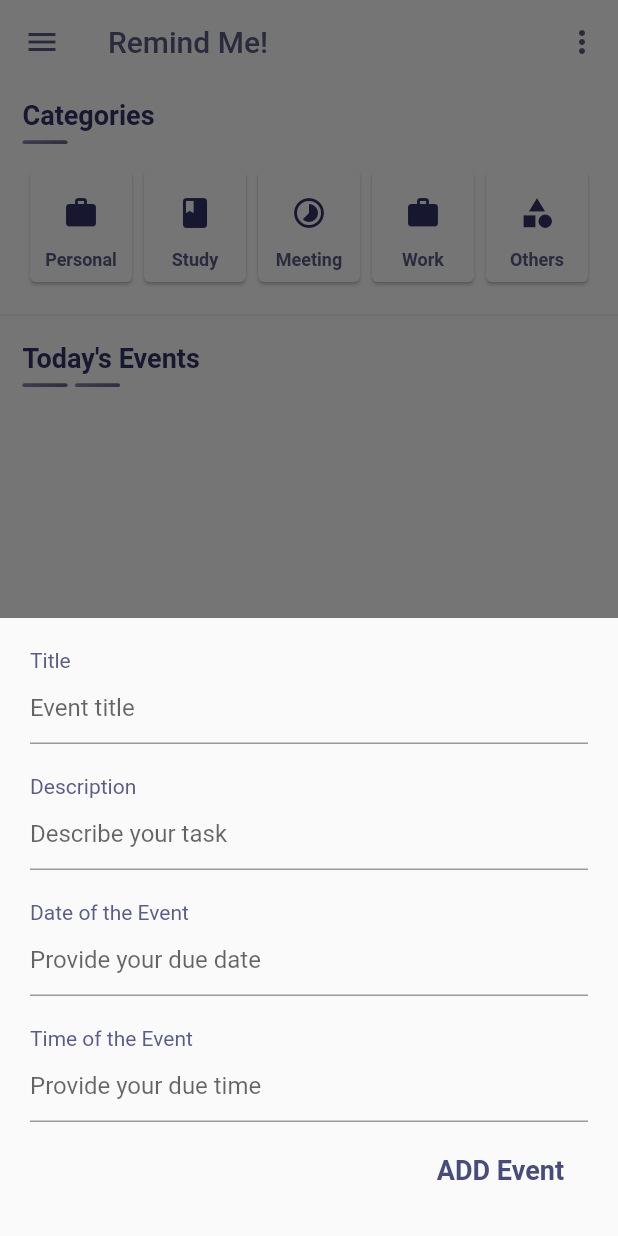
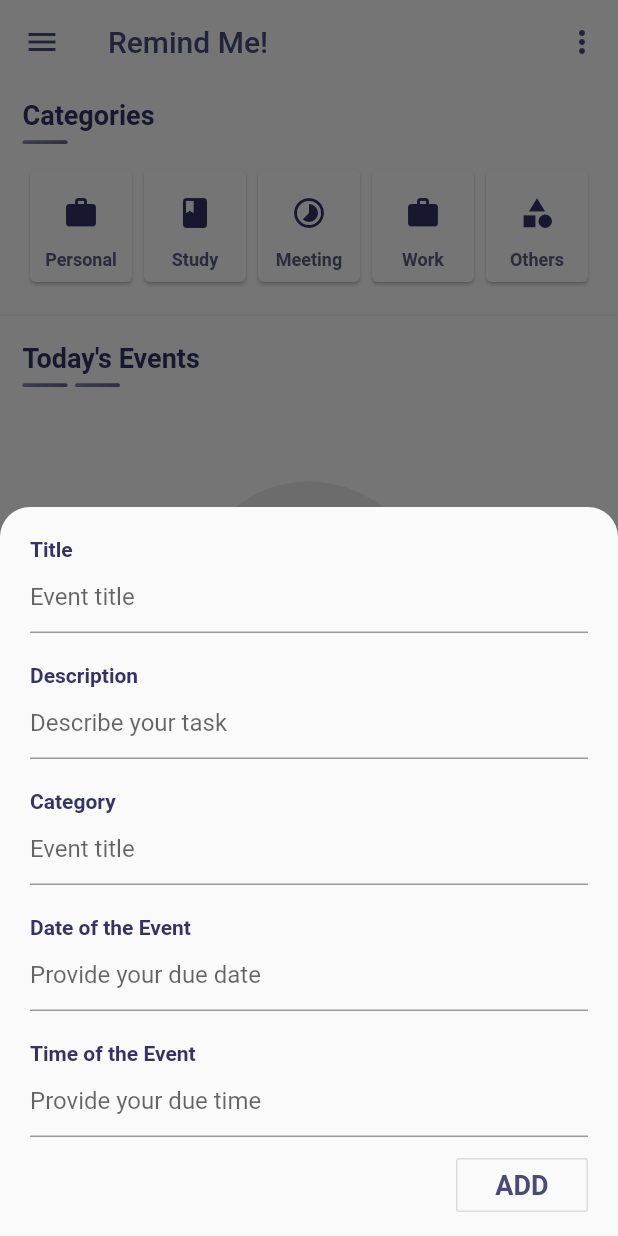
Before and after one commit to abishaan/Reminder, a Flutter app: the screen it shows after launch, after a tap on the "add" icon, on a phone screen of 412 x 824 dp. Run offline on Flutter 3.47's test engine with Material 2 defaults, Android fonts, the phone set to English and light mode, and no system bars; our stand-ins replace cloud_firestore, material_design_icons_flutter, table_calendar; accounts and stored records are empty.

Commit message:
refactored the event screen

```diff
--- a/lib/main.dart
+++ b/lib/main.dart
@@ -76,10 +76,10 @@ class _HomePageState extends State<HomePage> {
       resizeToAvoidBottomInset: false,
       appBar: AppBar(
         elevation: 0,
-        iconTheme: IconThemeData(color: ThemeColor.titleColor),
+        iconTheme: IconThemeData(color: ThemeColor.primaryAccent),
         title: Text(
           _screenTitle,
-          style: TextStyle(color: ThemeColor.titleColor),
+          style: TextStyle(color: ThemeColor.primaryAccent),
         ),
         backgroundColor: Colors.white,
         actions: <Widget>[
@@ -100,13 +100,14 @@ class _HomePageState extends State<HomePage> {
       floatingActionButton: FloatingActionButton(
         onPressed: () {
           showModalBottomSheet(
-            context: context,
-            builder: (_) => Container(
-              child: Padding(
-                padding: EdgeInsets.only(bottom: MediaQuery.of(context).viewInsets.bottom),
-                child: CreateEventWidget(id: '123', isEditMode: false),
+            shape: RoundedRectangleBorder(
+              borderRadius: BorderRadius.vertical(
+                top: Radius.circular(20),
               ),
             ),
+            isScrollControlled: true,
+            context: context,
+            builder: (_) => CreateEventWidget(isEditMode: false),
           );
         },
         tooltip: 'Add Event',
--- a/lib/models/event.dart
+++ b/lib/models/event.dart
@@ -1,5 +1,4 @@
 import 'package:cloud_firestore/cloud_firestore.dart';
-import 'package:flutter/material.dart';
 
 class RemindEvent {
   final String title;
--- a/lib/screens/event_screen/create_event_widget.dart
+++ b/lib/screens/event_screen/create_event_widget.dart
@@ -4,12 +4,11 @@ import 'package:reminder/api/event_api.dart';
 import 'package:reminder/models/event.dart';
 import 'package:reminder/themes/theme_color.dart';
 
-
 class CreateEventWidget extends StatefulWidget {
-  final String id;
+  final RemindEvent event;
   final bool isEditMode;
 
-  CreateEventWidget({Key key, this.id, this.isEditMode}) : super(key: key);
+  CreateEventWidget({Key key, this.event, this.isEditMode}) : super(key: key);
 
   @override
   _CreateEventWidgetState createState() => _CreateEventWidgetState();
@@ -24,16 +23,27 @@ class _CreateEventWidgetState extends State<CreateEventWidget> {
 
   final _formKey = GlobalKey<FormState>();
 
-  Future<DateTime> _inputRemindDate(BuildContext context) =>
-      showDatePicker(
+  @override
+  void initState() {
+    if (widget.isEditMode) {
+      _eventTitle = widget.event.title;
+      _eventDescription = widget.event.description;
+      _eventCategory = widget.event.category;
+      _eventDate = DateFormat("yyyy-MM-dd").parse(widget.event.remindDate);
+      _eventTime = TimeOfDay.fromDateTime(
+          DateFormat.jm().parse(widget.event.remindTime));
+    }
+    super.initState();
+  }
+
+  Future<DateTime> _inputRemindDate(BuildContext context) => showDatePicker(
         context: context,
         firstDate: DateTime(2020),
         lastDate: DateTime(2025),
         initialDate: widget.isEditMode ? _eventDate : DateTime.now(),
       );
 
-  Future<TimeOfDay> _inputRemindTime(BuildContext context) =>
-      showTimePicker(
+  Future<TimeOfDay> _inputRemindTime(BuildContext context) => showTimePicker(
         context: context,
         initialTime: widget.isEditMode ? _eventTime : TimeOfDay.now(),
       );
@@ -42,55 +52,48 @@ class _CreateEventWidgetState extends State<CreateEventWidget> {
     if (_formKey.currentState.validate()) {
       _formKey.currentState.save();
 
-      RemindEvent event;
       EventAPI eventAPI = new EventAPI();
       if (_eventDate != null && _eventTime != null) {
-        event = new RemindEvent(
+        RemindEvent event = new RemindEvent(
             title: _eventTitle,
             description: _eventDescription,
             category: _eventCategory,
-            remindDate: DateFormat.yMMMd().format(_eventDate).toString(),
+            remindDate: _eventDate.toString(),
             remindTime: _eventTime.format(context).toString());
+
         if (event != null) {
-          print(event.toJson().toString());
+          if (widget.isEditMode) {
+            eventAPI.updateEvent(event);
+          } else {
             eventAPI.addEvent(event);
           }
         }
+      }
 
-//      if (!widget.isEditMode) {
-//
-//      } else {
-//
-//      }
       Navigator.of(context).pop();
-
     }
   }
 
-  @override
-  void initState() {
-    if (widget.isEditMode) {
-//      task =
-//          Provider.of<TaskProvider>(context, listen: false).getById(widget.id);
-//      _selectedDate = task.dueDate;
-//      _selectedTime = task.dueTime;
-//      _inputDescription = task.description;
-    }
-    super.initState();
+  Widget _textLabel(String label) {
+    return Text(label,
+        style: TextStyle(
+          color: ThemeColor.darkAccent,
+          fontWeight: FontWeight.w600,
+        ));
   }
 
   @override
   Widget build(BuildContext context) {
     return Container(
-      padding: EdgeInsets.all(20),
+      padding: EdgeInsets.fromLTRB(20,20,20,10),
       child: SingleChildScrollView(
-        scrollDirection: Axis.vertical,
         child: Form(
           key: _formKey,
           child: Column(
             crossAxisAlignment: CrossAxisAlignment.start,
+            mainAxisSize: MainAxisSize.min,
             children: <Widget>[
-              Text('Title', style: TextStyle(color: ThemeColor.titleColor)),
+              _textLabel('Title'),
               TextFormField(
                 initialValue: _eventTitle == null ? null : _eventTitle,
                 decoration: InputDecoration(
@@ -105,8 +108,7 @@ class _CreateEventWidgetState extends State<CreateEventWidget> {
               SizedBox(
                 height: 20,
               ),
-              Text('Description',
-                  style: TextStyle(color: ThemeColor.titleColor)),
+              _textLabel('Description'),
               TextFormField(
                 initialValue:
                     _eventDescription == null ? null : _eventDescription,
@@ -122,13 +124,27 @@ class _CreateEventWidgetState extends State<CreateEventWidget> {
               SizedBox(
                 height: 20,
               ),
-              Text('Date of the Event',
-                  style: TextStyle(color: ThemeColor.titleColor)),
+              _textLabel('Category'),
+              TextFormField(
+                initialValue: _eventTitle == null ? null : _eventTitle,
+                decoration: InputDecoration(
+                  hintText: 'Event title',
+                ),
+                validator: (value) =>
+                value.isEmpty ? 'Please enter some text' : null,
+                onSaved: (value) {
+                  _eventTitle = value;
+                },
+              ),
+              SizedBox(
+                height: 20,
+              ),
+              _textLabel('Date of the Event'),
               TextFormField(
                 onTap: () async {
                   final selectedDate = await _inputRemindDate(context);
                   setState(() {
-                    _eventDate = selectedDate ;
+                    _eventDate = selectedDate;
                   });
                 },
                 readOnly: true,
@@ -141,10 +157,9 @@ class _CreateEventWidgetState extends State<CreateEventWidget> {
               SizedBox(
                 height: 20,
               ),
-              Text('Time of the Event',
-                  style: TextStyle(color: ThemeColor.titleColor)),
+              _textLabel('Time of the Event'),
               TextFormField(
-                onTap: () async{
+                onTap: () async {
                   final selectedTime = await _inputRemindTime(context);
                   setState(() {
                     _eventTime = selectedTime;
@@ -160,9 +175,9 @@ class _CreateEventWidgetState extends State<CreateEventWidget> {
               Container(
                 margin: EdgeInsets.only(top: 8),
                 alignment: Alignment.bottomRight,
-                child: FlatButton(
+                child: OutlineButton(
                   child: Text(
-                    !widget.isEditMode ? 'ADD Event' : 'EDIT Event',
+                    !widget.isEditMode ? 'ADD' : 'UPDATE',
                     style: TextStyle(
                         color: ThemeColor.primaryAccent,
                         fontSize: 18,
--- a/lib/screens/event_screen/event_screen.dart
+++ b/lib/screens/event_screen/event_screen.dart
@@ -4,6 +4,7 @@ import 'package:flutter/material.dart';
 import 'package:reminder/api/event_api.dart';
 import 'package:reminder/models/event.dart';
 import 'package:reminder/screens/event_screen/category_widget.dart';
+import 'package:reminder/widgets/empty_image_widget.dart';
 import 'package:reminder/screens/event_screen/special_event_widget.dart';
 import 'package:reminder/screens/event_screen/normal_event_widget.dart';
 import 'package:reminder/screens/event_screen/label_widget.dart';
@@ -31,7 +32,7 @@ class _EventScreenState extends State<EventScreen> {
               child: Container(
                 margin: EdgeInsets.symmetric(horizontal: 10),
                 child: Row(
-                  crossAxisAlignment: CrossAxisAlignment.start,
+                  mainAxisAlignment: MainAxisAlignment.spaceBetween,
                   children: <Widget>[
                     CategoryWidget(Icon(Icons.work), 'Personal'),
                     CategoryWidget(Icon(Icons.book), 'Study'),
@@ -58,8 +59,9 @@ class _EventScreenState extends State<EventScreen> {
     return StreamBuilder<QuerySnapshot>(
         stream: _eventAPI.getEvents(),
         builder: (context, snapshot) {
-          if (!snapshot.hasData) return LinearProgressIndicator();
-          return Expanded(
+          if (!snapshot.hasData) return CircularProgressIndicator();
+          return snapshot.data.documents.length > 0
+              ? Expanded(
                   child: ListView(
                     children: snapshot.data.documents
                         .asMap()
@@ -67,7 +69,8 @@ class _EventScreenState extends State<EventScreen> {
                           (index, data) => MapEntry(
                             index,
                             index == 0
-                          ? SpecialEventWidget(RemindEvent.fromSnapshot(data))
+                                ? SpecialEventWidget(
+                                    RemindEvent.fromSnapshot(data))
                                 : NormalEventWidget(
                                     index, RemindEvent.fromSnapshot(data)),
                           ),
@@ -75,7 +78,12 @@ class _EventScreenState extends State<EventScreen> {
                         .values
                         .toList(),
                   ),
-          );
+                )
+              : EmptyImageWidget(
+                  title: 'You have a free day.',
+                  subtitle:
+                      'Ready for some new events? Tap + to write them down.',
+                  imagePath: 'assets/images/archive.png');
         });
   }
 }
--- /dev/null
+++ b/lib/widgets/empty_image_widget.dart
@@ -0,0 +1,44 @@
+import 'package:flutter/material.dart';
+
+class EmptyImageWidget extends StatelessWidget {
+  final String imagePath;
+  final String title;
+  final String subtitle;
+
+  const EmptyImageWidget({Key key, this.imagePath, this.title, this.subtitle})
+      : super(key: key);
+
+  @override
+  Widget build(BuildContext context) {
+    return Column(
+      children: <Widget>[
+        Padding(
+          padding: const EdgeInsets.only(top: 50.0),
+          child: CircleAvatar(
+            radius: 80,
+            backgroundColor: Colors.grey.withAlpha(50),
+            child: Image.asset(
+              imagePath,
+              scale: 5,
+            ),
+          ),
+        ),
+        Padding(
+          padding: const EdgeInsets.only(top: 20.0),
+          child: Text(
+            title,
+            style: Theme.of(context).textTheme.body2,
+          ),
+        ),
+        Container(
+          padding: const EdgeInsets.symmetric(horizontal: 10, vertical: 16),
+          child: Text(
+            subtitle,
+            textAlign: TextAlign.center,
+            style: Theme.of(context).textTheme.body1,
+          ),
+        )
+      ],
+    );
+  }
+}
--- a/pubspec.yaml
+++ b/pubspec.yaml
@@ -48,9 +48,8 @@ flutter:
   uses-material-design: true
 
   # To add assets to your application, add an assets section, like this:
-  # assets:
-  #  - images/a_dot_burr.jpeg
-  #  - images/a_dot_ham.jpeg
+  assets:
+    - assets/images/
 
   # An image asset can refer to one or more resolution-specific "variants", see
   # https://flutter.dev/assets-and-images/#resolution-aware.
```
Also changed, not shown: lib/api/event_api.dart (+10 -2 lines), lib/screens/event_screen/event_list_widget.dart (added, +101 -0 lines), lib/screens/event_screen/normal_event_widget.dart (+47 -0 lines), lib/screens/event_screen/special_event_widget.dart (+41 -89 lines). Lines whose indentation alone changed are shown as unchanged.
